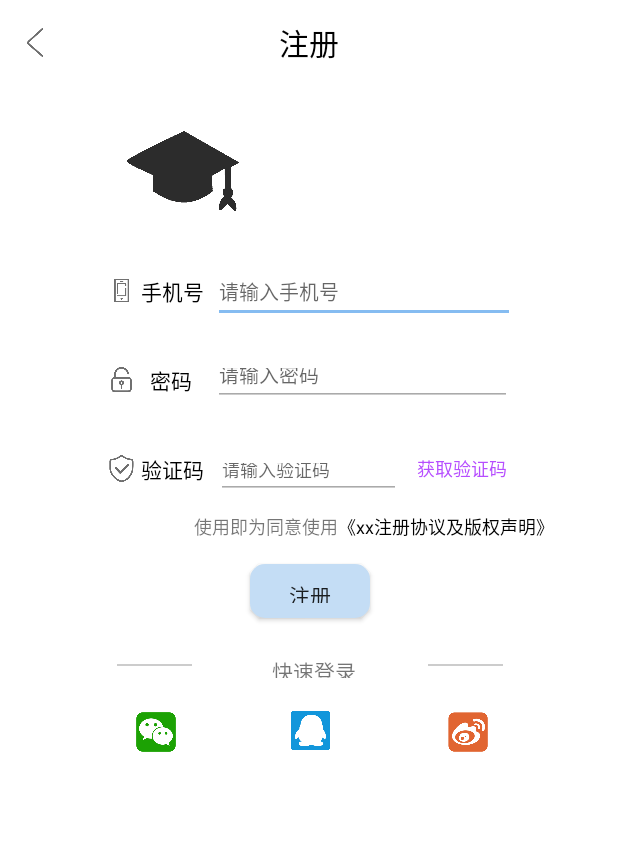
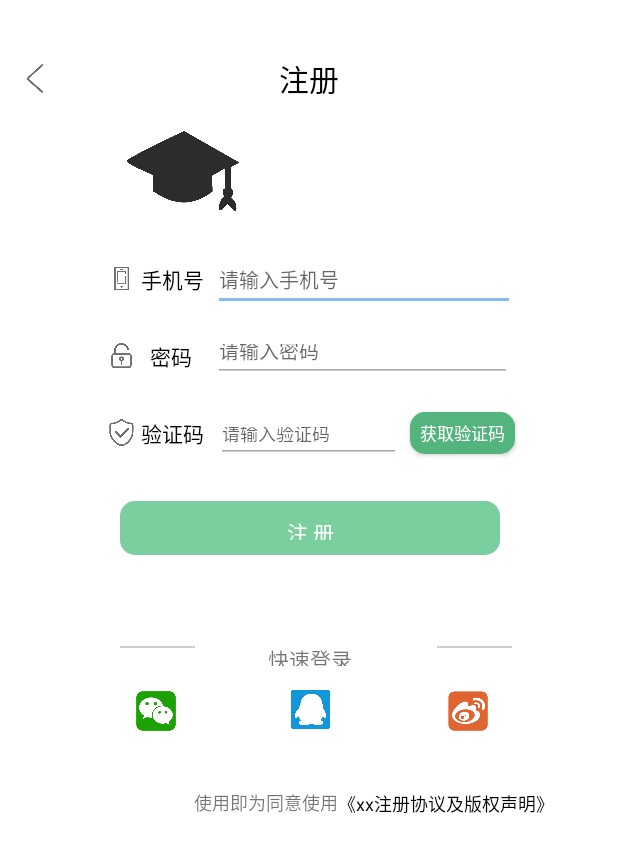
Before and after one commit to DoctorialHat/DoctorialHat, an Android app: the screen it shows after launch (RegisterActivity), after a tap on "注册", on a phone screen of 412 x 824 dp. Shown: the top 852 px of the screen. Run offline under Robolectric (Android 15) with nearby library versions, the phone set to English and light mode, and no system bars; our stand-ins replace CircleImageView; 4 statements that could not run were skipped.

Commit message:
1、优化UI

```diff
--- a/app/src/main/res/drawable/identifycode_getbutton.xml
+++ b/app/src/main/res/drawable/identifycode_getbutton.xml
@@ -2,7 +2,7 @@
 <shape xmlns:android="http://schemas.android.com/apk/res/android"
     android:shape="rectangle" >
 
-    <solid android:color="#ffffff" />
+    <solid android:color="#54b47d" />
 
     <!--<stroke
         android:width="3dp"
--- a/app/src/main/res/drawable/login_loginbutton.xml
+++ b/app/src/main/res/drawable/login_loginbutton.xml
@@ -2,7 +2,7 @@
 <shape xmlns:android="http://schemas.android.com/apk/res/android"
     android:shape="rectangle" >
 
-    <solid android:color="#c4ddf5" />
+    <solid android:color="#7bce9e" />
     <stroke
         android:width="0dp"
         android:color="#ffffff"/>
--- a/app/src/main/res/layout/activity_about_us.xml
+++ b/app/src/main/res/layout/activity_about_us.xml
@@ -11,6 +11,7 @@
         android:id="@+id/toolbar"
         android:layout_width="match_parent"
         android:layout_height="wrap_content"
+        android:layout_marginTop="24dp"
         android:background="#ffffff"
         android:fitsSystemWindows="true"
         android:minHeight="?attr/actionBarSize"
--- a/app/src/main/res/layout/activity_bug_reflect.xml
+++ b/app/src/main/res/layout/activity_bug_reflect.xml
@@ -11,6 +11,7 @@
         android:id="@+id/toolbar"
         android:layout_width="match_parent"
         android:layout_height="wrap_content"
+        android:layout_marginTop="24dp"
         android:background="#ffffff"
         android:fitsSystemWindows="true"
         android:minHeight="?attr/actionBarSize"
--- a/app/src/main/res/layout/activity_login.xml
+++ b/app/src/main/res/layout/activity_login.xml
@@ -10,7 +10,7 @@
     <android.support.constraint.ConstraintLayout
         android:id="@+id/constraintLayout7"
         android:layout_width="325dp"
-        android:layout_height="450dp"
+        android:layout_height="478dp"
         android:layout_marginEnd="8dp"
         android:layout_marginStart="8dp"
         android:layout_marginTop="70dp"
@@ -57,8 +57,7 @@
             app:layout_constraintEnd_toStartOf="@+id/view2"
             app:layout_constraintHorizontal_bias="0.569"
             app:layout_constraintStart_toEndOf="@+id/view"
-            app:layout_constraintTop_toBottomOf="@+id/login"
-            app:layout_constraintVertical_bias="0.292" />
+            app:layout_constraintTop_toBottomOf="@+id/login" />
 
         <View
             android:id="@+id/view2"
@@ -248,13 +247,14 @@
 
         <Button
             android:id="@+id/login"
-            android:layout_width="80dp"
+            android:layout_width="253dp"
             android:layout_height="36dp"
             android:layout_marginEnd="8dp"
             android:layout_marginStart="8dp"
             android:layout_marginTop="16dp"
             android:background="@drawable/login_loginbutton"
             android:text="登录"
+            android:textColor="#ffffff"
             app:layout_constraintEnd_toEndOf="parent"
             app:layout_constraintHorizontal_bias="0.497"
             app:layout_constraintStart_toStartOf="parent"
@@ -266,6 +266,7 @@
         android:id="@+id/toolbar2"
         android:layout_width="match_parent"
         android:layout_height="wrap_content"
+        android:layout_marginTop="24dp"
         android:background="#ffffff"
         android:minHeight="?attr/actionBarSize"
         android:theme="?attr/actionBarTheme"
--- a/app/src/main/res/layout/activity_me.xml
+++ b/app/src/main/res/layout/activity_me.xml
@@ -26,7 +26,7 @@
         android:layout_height="100dp"
         android:layout_marginEnd="8dp"
         android:layout_marginStart="8dp"
-        android:layout_marginTop="28dp"
+        android:layout_marginTop="32dp"
         android:background="#ffffff"
         app:layout_constraintEnd_toEndOf="parent"
         app:layout_constraintStart_toStartOf="parent"
@@ -301,8 +301,8 @@
 
         <Button
             android:id="@+id/setting"
+            style="?android:attr/borderlessButtonStyle"
             android:layout_width="285dp"
-            style="?android:attr/borderlessButtonStyle"
             android:layout_height="22dp"
             android:layout_marginBottom="8dp"
             android:layout_marginEnd="8dp"
--- a/app/src/main/res/layout/activity_my_infomation.xml
+++ b/app/src/main/res/layout/activity_my_infomation.xml
@@ -11,6 +11,7 @@
         android:id="@+id/toolbar"
         android:layout_width="match_parent"
         android:layout_height="wrap_content"
+        android:layout_marginTop="24dp"
         android:background="#ffffff"
         android:fitsSystemWindows="true"
         android:minHeight="?attr/actionBarSize"
--- a/app/src/main/res/layout/activity_new_message.xml
+++ b/app/src/main/res/layout/activity_new_message.xml
@@ -11,6 +11,7 @@
         android:id="@+id/toolbar"
         android:layout_width="match_parent"
         android:layout_height="wrap_content"
+        android:layout_marginTop="24dp"
         android:background="#ffffff"
         android:fitsSystemWindows="true"
         android:minHeight="?attr/actionBarSize"
--- a/app/src/main/res/layout/activity_register.xml
+++ b/app/src/main/res/layout/activity_register.xml
@@ -10,10 +10,10 @@
     <android.support.constraint.ConstraintLayout
         android:id="@+id/constraintLayout7"
         android:layout_width="341dp"
-        android:layout_height="474dp"
+        android:layout_height="528dp"
         android:layout_marginEnd="8dp"
         android:layout_marginStart="8dp"
-        android:layout_marginTop="48dp"
+        android:layout_marginTop="32dp"
         android:background="#ffffff"
         app:layout_constraintEnd_toEndOf="parent"
         app:layout_constraintHorizontal_bias="0.518"
@@ -26,7 +26,7 @@
             android:layout_width="100dp"
             android:layout_height="100dp"
             android:layout_marginStart="36dp"
-            android:layout_marginTop="16dp"
+            android:layout_marginTop="32dp"
             android:adjustViewBounds="true"
             app:layout_constraintStart_toStartOf="parent"
             app:layout_constraintTop_toTopOf="parent"
@@ -38,7 +38,6 @@
             android:layout_height="43dp"
             android:layout_marginEnd="8dp"
             android:layout_marginStart="8dp"
-            android:layout_marginTop="8dp"
             app:layout_constraintEnd_toEndOf="parent"
             app:layout_constraintStart_toStartOf="parent"
             app:layout_constraintTop_toBottomOf="@+id/imageView10">
@@ -96,7 +95,7 @@
             android:layout_height="43dp"
             android:layout_marginEnd="8dp"
             android:layout_marginStart="8dp"
-            android:layout_marginTop="16dp"
+            android:layout_marginTop="8dp"
             app:layout_constraintEnd_toEndOf="parent"
             app:layout_constraintStart_toStartOf="parent"
             app:layout_constraintTop_toBottomOf="@+id/constraintLayout10">
@@ -148,7 +147,6 @@
 
             <Button
                 android:id="@+id/get_captcha"
-                style="?android:attr/borderlessButtonStyle"
                 android:layout_width="70dp"
                 android:layout_height="28dp"
                 android:layout_marginBottom="8dp"
@@ -157,8 +155,8 @@
                 android:layout_marginTop="8dp"
                 android:background="@drawable/identifycode_getbutton"
                 android:text="获取验证码"
-                android:textColor="#b64eff"
-                android:textSize="12sp"
+                android:textColor="#ffffff"
+                android:textSize="11sp"
                 app:layout_constraintBottom_toBottomOf="parent"
                 app:layout_constraintEnd_toEndOf="parent"
                 app:layout_constraintStart_toEndOf="@+id/register_captcha"
@@ -169,23 +167,23 @@
             android:id="@+id/textView3"
             android:layout_width="wrap_content"
             android:layout_height="wrap_content"
-            android:layout_marginTop="8dp"
+            android:layout_marginBottom="16dp"
             android:text="使用即为同意使用"
             android:textSize="12sp"
-            app:layout_constraintEnd_toStartOf="@+id/textView4"
-            app:layout_constraintTop_toBottomOf="@+id/constraintLayout9" />
+            app:layout_constraintBottom_toBottomOf="parent"
+            app:layout_constraintEnd_toStartOf="@+id/textView4" />
 
         <TextView
             android:id="@+id/textView4"
             android:layout_width="144dp"
             android:layout_height="17dp"
+            android:layout_marginBottom="16dp"
             android:layout_marginEnd="8dp"
-            android:layout_marginTop="8dp"
             android:text="《xx注册协议及版权声明》"
             android:textColor="#000000"
             android:textSize="12sp"
-            app:layout_constraintEnd_toEndOf="parent"
-            app:layout_constraintTop_toBottomOf="@+id/constraintLayout9" />
+            app:layout_constraintBottom_toBottomOf="parent"
+            app:layout_constraintEnd_toEndOf="parent" />
 
         <android.support.constraint.ConstraintLayout
             android:id="@+id/constraintLayout10"
@@ -193,7 +191,7 @@
             android:layout_height="43dp"
             android:layout_marginEnd="8dp"
             android:layout_marginStart="8dp"
-            android:layout_marginTop="16dp"
+            android:layout_marginTop="8dp"
             app:layout_constraintEnd_toEndOf="parent"
             app:layout_constraintStart_toStartOf="parent"
             app:layout_constraintTop_toBottomOf="@+id/constraintLayout8">
@@ -249,28 +247,29 @@
 
         <Button
             android:id="@+id/register"
-            android:layout_width="80dp"
+            android:layout_width="253dp"
             android:layout_height="36dp"
             android:layout_marginEnd="8dp"
             android:layout_marginStart="8dp"
-            android:layout_marginTop="16dp"
+            android:layout_marginTop="24dp"
             android:background="@drawable/login_loginbutton"
-            android:text="注册"
+            android:text="注 册"
+            android:textColor="#ffffff"
             app:layout_constraintEnd_toEndOf="parent"
             app:layout_constraintStart_toStartOf="parent"
-            app:layout_constraintTop_toBottomOf="@+id/textView3" />
+            app:layout_constraintTop_toBottomOf="@+id/constraintLayout9" />
 
         <View
             android:id="@+id/view"
             android:layout_width="50dp"
             android:layout_height="1dp"
-            android:layout_marginBottom="78dp"
+            android:layout_marginBottom="128dp"
             android:layout_marginEnd="150dp"
             android:layout_marginStart="24dp"
             android:background="#33000000"
             app:layout_constraintBottom_toBottomOf="parent"
             app:layout_constraintEnd_toEndOf="parent"
-            app:layout_constraintHorizontal_bias="0.155"
+            app:layout_constraintHorizontal_bias="0.17"
             app:layout_constraintStart_toStartOf="parent" />
 
         <TextView
@@ -283,28 +282,28 @@
             android:text="快速登录"
             app:layout_constraintBottom_toBottomOf="parent"
             app:layout_constraintEnd_toStartOf="@+id/view2"
-            app:layout_constraintHorizontal_bias="0.571"
             app:layout_constraintStart_toEndOf="@+id/view"
-            app:layout_constraintTop_toBottomOf="@+id/register" />
+            app:layout_constraintTop_toBottomOf="@+id/register"
+            app:layout_constraintVertical_bias="0.441" />
 
         <View
             android:id="@+id/view2"
             android:layout_width="50dp"
             android:layout_height="1dp"
-            android:layout_marginBottom="78dp"
+            android:layout_marginBottom="128dp"
             android:layout_marginEnd="24dp"
             android:layout_marginStart="150dp"
             android:background="#33000000"
             app:layout_constraintBottom_toBottomOf="parent"
             app:layout_constraintEnd_toEndOf="parent"
-            app:layout_constraintHorizontal_bias="0.846"
+            app:layout_constraintHorizontal_bias="0.897"
             app:layout_constraintStart_toStartOf="parent" />
 
         <ImageButton
             android:id="@+id/wechat_login"
             android:layout_width="28dp"
             android:layout_height="28dp"
-            android:layout_marginBottom="20dp"
+            android:layout_marginBottom="72dp"
             android:layout_marginEnd="8dp"
             android:layout_marginStart="8dp"
             android:background="@mipmap/wechat_icon"
@@ -317,7 +316,7 @@
             android:id="@+id/oicq_login"
             android:layout_width="30dp"
             android:layout_height="30dp"
-            android:layout_marginBottom="20dp"
+            android:layout_marginBottom="72dp"
             android:layout_marginEnd="8dp"
             android:layout_marginStart="8dp"
             android:background="@mipmap/qq_icon"
@@ -329,7 +328,7 @@
             android:id="@+id/mblog_login"
             android:layout_width="28dp"
             android:layout_height="28dp"
-            android:layout_marginBottom="20dp"
+            android:layout_marginBottom="72dp"
             android:layout_marginEnd="8dp"
             android:layout_marginStart="8dp"
             android:background="@mipmap/weibo_icon"
@@ -344,6 +343,7 @@
         android:id="@+id/toolbar2"
         android:layout_width="match_parent"
         android:layout_height="wrap_content"
+        android:layout_marginTop="24dp"
         android:background="#ffffff"
         android:minHeight="?attr/actionBarSize"
         android:theme="?attr/actionBarTheme"
--- a/app/src/main/res/layout/activity_setting.xml
+++ b/app/src/main/res/layout/activity_setting.xml
@@ -11,6 +11,7 @@
         android:id="@+id/toolbar"
         android:layout_width="match_parent"
         android:layout_height="wrap_content"
+        android:layout_marginTop="24dp"
         android:background="#ffffff"
         android:fitsSystemWindows="true"
         android:minHeight="?attr/actionBarSize"
--- a/app/src/main/res/values/colors.xml
+++ b/app/src/main/res/values/colors.xml
@@ -1,7 +1,7 @@
 <?xml version="1.0" encoding="utf-8"?>
 <resources>
     <color name="colorPrimary">#000000</color>
-    <color name="colorPrimaryDark">#85bcf1</color>
+    <color name="colorPrimaryDark">#303F9F</color>
     <color name="colorAccent">#000000</color>
     <color name="white">#ffffff</color>
     <color name="transparent_grey">#ddd9d9d9</color>
--- a/app/src/main/res/values/styles.xml
+++ b/app/src/main/res/values/styles.xml
@@ -7,6 +7,8 @@
         <item name="colorPrimaryDark">@color/colorPrimaryDark</item>
         <item name="colorAccent">@color/colorAccent</item>
 
+        <!--状态栏半透明-->
+        <item name="android:windowTranslucentStatus">true</item>
     </style>
 
     <!--CheckBox样式-->
```
